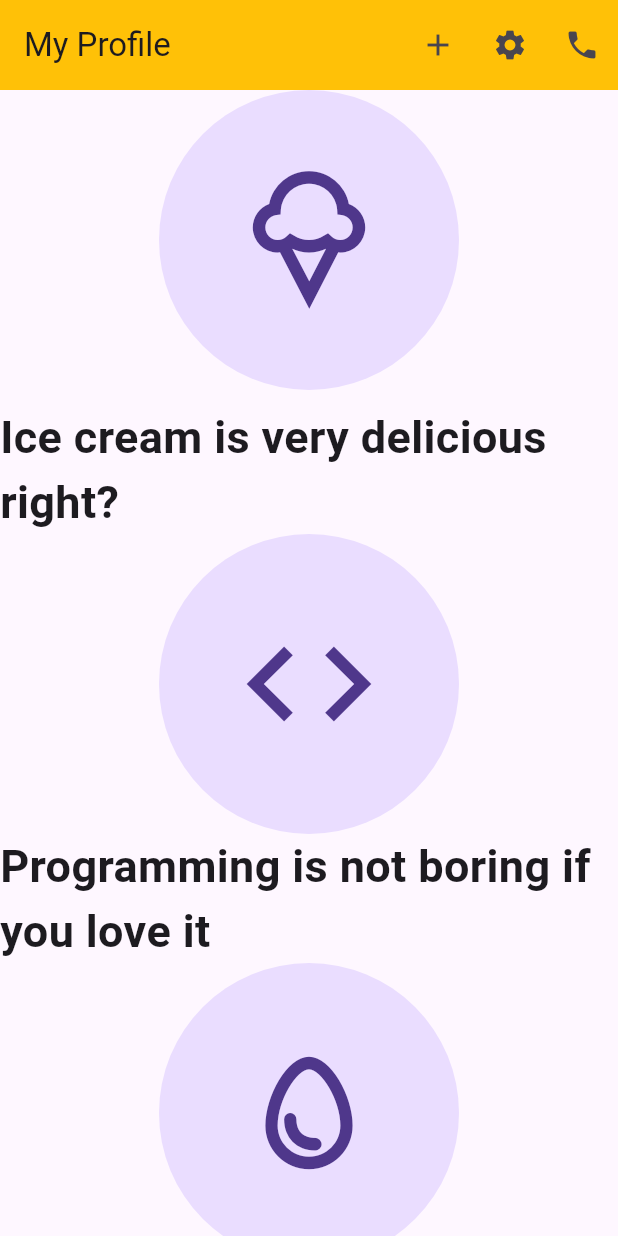
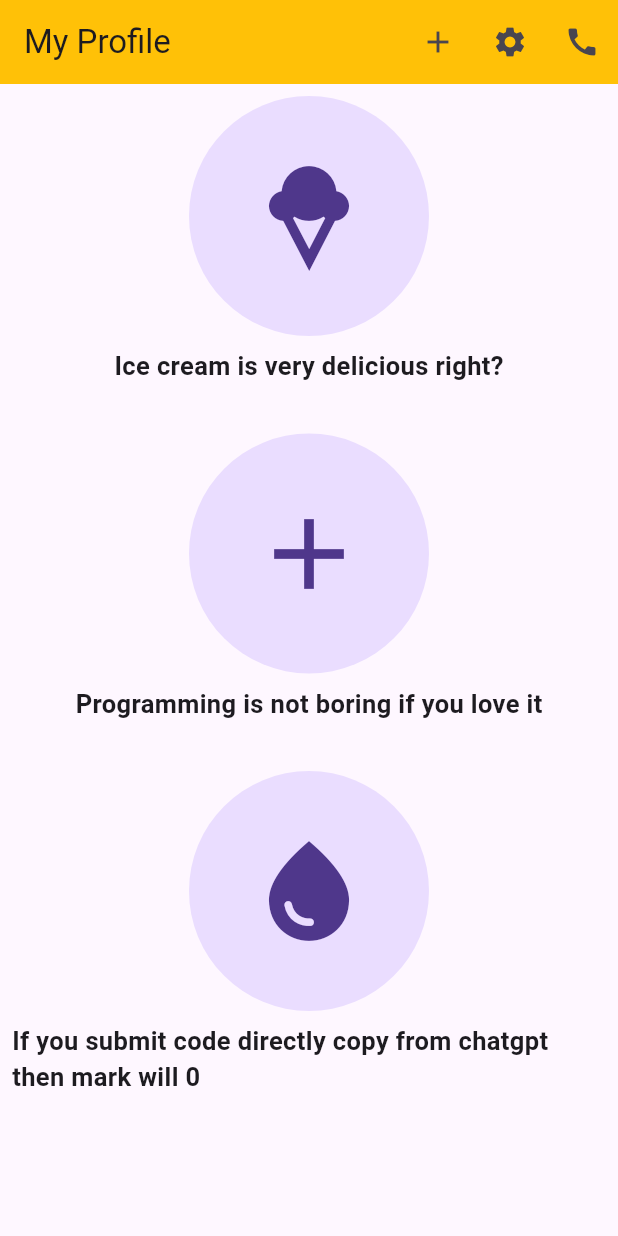
Before and after one commit to MehrabHussain47/Exam_02, a Flutter app: the screen it shows after launch, on a phone screen of 412 x 824 dp. Run offline on Flutter 3.47's test engine with Material 3 defaults, Android fonts, the phone set to English and light mode, and no system bars.

Commit message:
Intermediate Commit

```diff
--- a/lib/main.dart
+++ b/lib/main.dart
@@ -1,105 +1,92 @@
 import 'package:flutter/cupertino.dart';
 import 'package:flutter/material.dart';
 
-main() {
-  runApp(const App());
+void main() {
+  runApp(const MyApp());
 }
 
-class App extends StatelessWidget {
-  const App({super.key});
+class MyApp extends StatelessWidget {
+  const MyApp({super.key});
 
+  // This widget is the root of your application.
   @override
   Widget build(BuildContext context) {
-    return const MaterialApp(
+    return MaterialApp(
       debugShowCheckedModeBanner: false,
       title: 'Assignment 2',
-      home: Ap(),
+      home: const MyHomePage(),
     );
   }
 }
 
-class Ap extends StatelessWidget {
-  const Ap({super.key});
+class MyHomePage extends StatelessWidget {
+  const MyHomePage({super.key});
 
   @override
   Widget build(BuildContext context) {
     return Scaffold(
       appBar: AppBar(
-        title: Text(
-          'My Profile',
-          style: TextStyle(fontWeight: FontWeight.normal),
-        ),
         backgroundColor: Colors.amber,
-        toolbarHeight: 60,
+        title: Text('My Profile'),
         actions: [
-          IconButton(onPressed: () {}, icon: Icon(Icons.add)),
-          IconButton(onPressed: () {}, icon: Icon(Icons.settings)),
-          IconButton(onPressed: () {}, icon: Icon(Icons.phone)),
+          IconButton(onPressed: (){}, icon:Icon(Icons.add)),
+          IconButton(onPressed: (){}, icon:Icon(Icons.settings)),
+          IconButton(onPressed: (){}, icon:Icon(Icons.call)),
         ],
       ),
-      body: const Body(),
-    );
-  }
-}
-
-class Body extends StatelessWidget {
-  const Body({super.key});
-
-  @override
-  Widget build(BuildContext context) {
-    return Center(
+      body: Center(
         child: Column(
-        mainAxisAlignment: MainAxisAlignment.spaceAround,
           children: [
             Column(
-            children: const [
-              CircleAvatar(
-                radius: 100,
-                child: Icon(
-                  Icons.icecream_outlined,
-                  size: 100,
+              children: [
+                Padding(
+                  padding: const EdgeInsets.all(8.0),
+                  child: CircleAvatar(
+                    radius: 80,
+                    child: Icon(Icons.icecream,size: 80),
                   ),
                 ),
-              SizedBox(height: 10),
-              Text(
-                "Ice cream is very delicious right?",
-                style: TextStyle(fontWeight: FontWeight.bold, fontSize: 30),
+                Text('Ice cream is very delicious right?',
+                  style: TextStyle(fontSize:17,fontWeight: FontWeight.bold ),
                 ),
               ],
             ),
+            SizedBox(height: 25,),
             Column(
-            children: const [
-              CircleAvatar(
-                radius: 100,
-                child: Icon(
-                  Icons.code,
-                  size: 100,
+              children: [
+                Padding(
+                  padding: const EdgeInsets.all(8.0),
+                  child: CircleAvatar(
+                    radius: 80,
+                    child: Icon(Icons.add,size: 80),
                   ),
                 ),
-              Text(
-                "Programming is not boring if you love it",
-                style: TextStyle(fontWeight: FontWeight.bold, fontSize: 30),
+                Text('Programming is not boring if you love it',
+                  style: TextStyle(fontSize:17,fontWeight: FontWeight.bold ),
                 ),
               ],
             ),
+            SizedBox(height: 25,),
             Column(
-            children: const [
-              CircleAvatar(
-                radius: 100,
-                child: Icon(
-                  Icons.egg_outlined,
-                  size: 100,
+              children: [
+                Padding(
+                  padding: const EdgeInsets.all(8.0),
+                  child: CircleAvatar(
+                    radius: 80,
+                    child: Icon(Icons.water_drop,size: 80),
                   ),
                 ),
-              Text(
-                "If you submit code directly from ChatGPT \nthen mark will be 0",
-                textAlign: TextAlign.left,
-                style: TextStyle(fontWeight: FontWeight.bold, fontSize: 30),
+                Padding(
+                  padding: const EdgeInsets.only(left: 8.0,right: 8.0),
+                  child: Text('If you submit code directly copy from chatgpt then mark will 0',
+                    style: TextStyle(fontSize: 17,fontWeight: FontWeight.bold),
+                  ),
                 ),
               ],
             ),
           ],
         ),
+      ),
     );
   }
 }
```
Also changed, not shown: 1 other file. Lines whose indentation alone changed are shown as unchanged.
